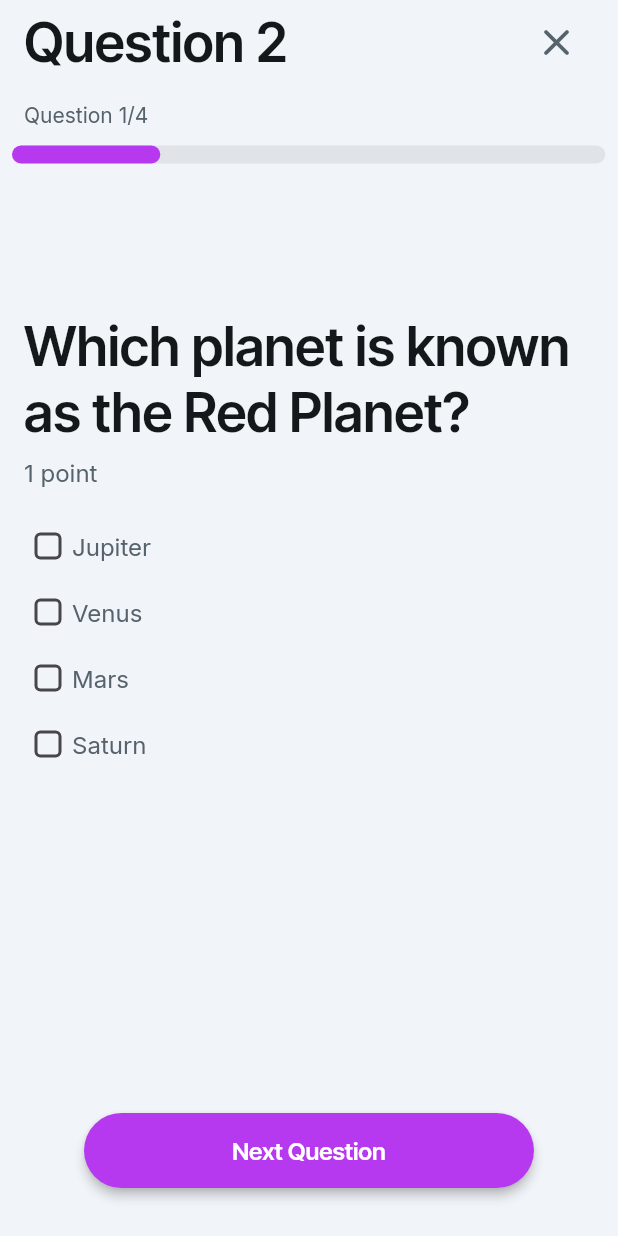
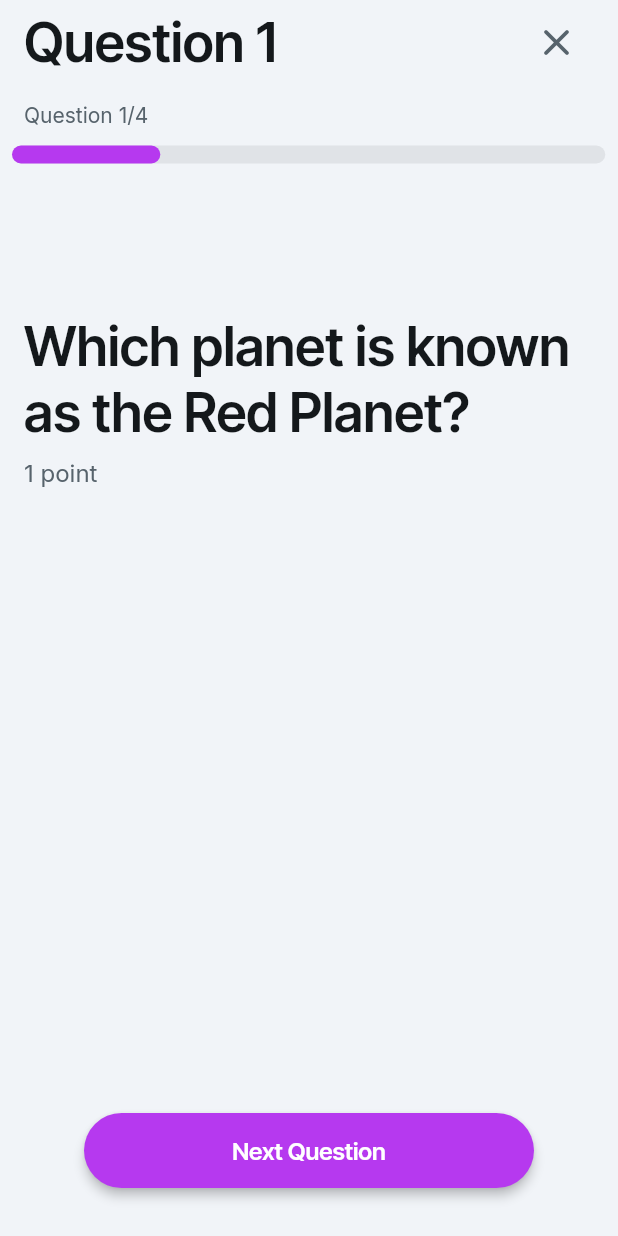
Before and after one commit to Ruby510/FullyHacks-2025, a Flutter app: the screen it shows after launch, after a tap on "Track Launch", on a phone screen of 412 x 824 dp. Run offline on Flutter 3.47's test engine with Material 3 defaults, Android fonts, the phone set to English and light mode, and no system bars; drawn by our look-alikes of auto_size_text, flutter_animate, percent_indicator; our stand-ins replace firebase_core, font_awesome_flutter, from_css_color, go_router, google_fonts, lottie and 3 more; missing offline and left inert: json_path; accounts and stored records are empty; network calls fail.

Commit message:
Updating navigation

```diff
--- /dev/null
+++ b/lib/app_state.dart
@@ -0,0 +1,57 @@
+import 'package:flutter/material.dart';
+
+class FFAppState extends ChangeNotifier {
+  static FFAppState _instance = FFAppState._internal();
+
+  factory FFAppState() {
+    return _instance;
+  }
+
+  FFAppState._internal();
+
+  static void reset() {
+    _instance = FFAppState._internal();
+  }
+
+  Future initializePersistedState() async {}
+
+  void update(VoidCallback callback) {
+    callback();
+    notifyListeners();
+  }
+
+  List<String> _selectedAnswer = [];
+  List<String> get selectedAnswer => _selectedAnswer;
+  set selectedAnswer(List<String> value) {
+    _selectedAnswer = value;
+  }
+
+  void addToSelectedAnswer(String value) {
+    selectedAnswer.add(value);
+  }
+
+  void removeFromSelectedAnswer(String value) {
+    selectedAnswer.remove(value);
+  }
+
+  void removeAtIndexFromSelectedAnswer(int index) {
+    selectedAnswer.removeAt(index);
+  }
+
+  void updateSelectedAnswerAtIndex(
+    int index,
+    String Function(String) updateFn,
+  ) {
+    selectedAnswer[index] = updateFn(_selectedAnswer[index]);
+  }
+
+  void insertAtIndexInSelectedAnswer(int index, String value) {
+    selectedAnswer.insert(index, value);
+  }
+
+  int _score = 0;
+  int get score => _score;
+  set score(int value) {
+    _score = value;
+  }
+}
--- a/lib/components/custom3_widget.dart
+++ b/lib/components/custom3_widget.dart
@@ -1,5 +1,6 @@
 import '/flutter_flow/flutter_flow_theme.dart';
 import '/flutter_flow/flutter_flow_util.dart';
+import '/index.dart';
 import 'package:flutter/material.dart';
 import 'custom3_model.dart';
 export 'custom3_model.dart';
@@ -44,6 +45,14 @@ class _Custom3WidgetState extends State<Custom3Widget> {
         children: [
           Padding(
             padding: EdgeInsetsDirectional.fromSTEB(0.0, 0.0, 200.0, 0.0),
+            child: InkWell(
+              splashColor: Colors.transparent,
+              focusColor: Colors.transparent,
+              hoverColor: Colors.transparent,
+              highlightColor: Colors.transparent,
+              onTap: () async {
+                context.pushNamed(QuizPageWidget.routeName);
+              },
               child: Container(
                 width: 0.0,
                 height: 100.0,
@@ -56,6 +65,14 @@ class _Custom3WidgetState extends State<Custom3Widget> {
                     topRight: Radius.circular(12.0),
                   ),
                 ),
+                child: InkWell(
+                  splashColor: Colors.transparent,
+                  focusColor: Colors.transparent,
+                  hoverColor: Colors.transparent,
+                  highlightColor: Colors.transparent,
+                  onTap: () async {
+                    context.pushNamed(QuizPageWidget.routeName);
+                  },
                   child: ClipRRect(
                     borderRadius: BorderRadius.circular(8.0),
                     child: Image.network(
@@ -63,6 +80,8 @@ class _Custom3WidgetState extends State<Custom3Widget> {
                       width: 200.0,
                       height: 200.0,
                       fit: BoxFit.scaleDown,
+                    ),
+                  ),
                 ),
               ),
             ),
@@ -80,10 +99,19 @@ class _Custom3WidgetState extends State<Custom3Widget> {
                       fontWeight: FontWeight.w500,
                     ),
               ),
-              Icon(
+              InkWell(
+                splashColor: Colors.transparent,
+                focusColor: Colors.transparent,
+                hoverColor: Colors.transparent,
+                highlightColor: Colors.transparent,
+                onTap: () async {
+                  context.pushNamed(QuizPageWidget.routeName);
+                },
+                child: Icon(
                   Icons.arrow_forward_sharp,
                   color: FlutterFlowTheme.of(context).primaryBackground,
                   size: 24.0,
+                ),
               ),
             ],
           ),
--- a/lib/flutter_flow/flutter_flow_util.dart
+++ b/lib/flutter_flow/flutter_flow_util.dart
@@ -17,6 +17,7 @@ import '../main.dart';
 export 'lat_lng.dart';
 export 'place.dart';
 export 'uploaded_file.dart';
+export '../app_state.dart';
 export 'flutter_flow_model.dart';
 export 'dart:math' show min, max;
 export 'dart:typed_data' show Uint8List;
--- a/lib/main.dart
+++ b/lib/main.dart
@@ -1,3 +1,4 @@
+import 'package:provider/provider.dart';
 import 'package:flutter/material.dart';
 
 import 'package:flutter_localizations/flutter_localizations.dart';
@@ -15,7 +16,13 @@ void main() async {
 
   await FlutterFlowTheme.initialize();
 
-  runApp(MyApp());
+  final appState = FFAppState(); // Initialize FFAppState
+  await appState.initializePersistedState();
+
+  runApp(ChangeNotifierProvider(
+    create: (context) => appState,
+    child: MyApp(),
+  ));
 }
 
 class MyApp extends StatefulWidget {
--- a/lib/pages/home_page/home_page_widget.dart
+++ b/lib/pages/home_page/home_page_widget.dart
@@ -47,7 +47,7 @@ class _HomePageWidgetState extends State<HomePageWidget> {
       },
       child: Scaffold(
         key: scaffoldKey,
-        backgroundColor: Color(0xBA2E0D6E),
+        backgroundColor: Color(0xBA950DCC),
         body: SafeArea(
           top: true,
           child: Stack(
--- a/lib/quiz/quiz_page/quiz_page_widget.dart
+++ b/lib/quiz/quiz_page/quiz_page_widget.dart
@@ -9,6 +9,7 @@ import '/index.dart';
 import 'package:flutter/material.dart';
 import 'package:flutter_animate/flutter_animate.dart';
 import 'package:percent_indicator/percent_indicator.dart';
+import 'package:provider/provider.dart';
 import 'quiz_page_model.dart';
 export 'quiz_page_model.dart';
 
@@ -111,6 +112,8 @@ class _QuizPageWidgetState extends State<QuizPageWidget>
 
   @override
   Widget build(BuildContext context) {
+    context.watch<FFAppState>();
+
     return GestureDetector(
       onTap: () {
         FocusScope.of(context).unfocus();
@@ -123,7 +126,7 @@ class _QuizPageWidgetState extends State<QuizPageWidget>
           backgroundColor: FlutterFlowTheme.of(context).primaryBackground,
           automaticallyImplyLeading: false,
           title: Text(
-            'Question 2',
+            'Question 1',
             style: FlutterFlowTheme.of(context).displaySmall.override(
                   fontFamily: 'Inter Tight',
                   letterSpacing: 0.0,
@@ -143,8 +146,10 @@ class _QuizPageWidgetState extends State<QuizPageWidget>
                   color: FlutterFlowTheme.of(context).secondaryText,
                   size: 30.0,
                 ),
-                onPressed: () {
-                  print('IconButton pressed ...');
+                onPressed: () async {
+                  Navigator.pop(context);
+
+                  context.pushNamed(HomePageWidget.routeName);
                 },
               ),
             ),
@@ -238,6 +243,13 @@ class _QuizPageWidgetState extends State<QuizPageWidget>
                             child: Row(
                               mainAxisSize: MainAxisSize.max,
                               children: [
+                                if (valueOrDefault<bool>(
+                                      FFAppState()
+                                          .selectedAnswer
+                                          .contains('Mars'),
+                                      false,
+                                    ) &&
+                                    (FFAppState().score == 1))
                                   Expanded(
                                     child: Padding(
                                       padding: EdgeInsetsDirectional.fromSTEB(
@@ -249,8 +261,13 @@ class _QuizPageWidgetState extends State<QuizPageWidget>
                                           'Mars',
                                           'Saturn'
                                         ],
-                                      onChanged: (val) => safeSetState(() =>
-                                          _model.checkboxGroupValues = val),
+                                        onChanged: (val) async {
+                                          safeSetState(() =>
+                                              _model.checkboxGroupValues = val);
+                                          FFAppState().selectedAnswer =
+                                              [].toList().cast<String>();
+                                          safeSetState(() {});
+                                        },
                                         controller: _model
                                                 .checkboxGroupValueController ??=
                                             FormFieldController<List<String>>(
--- a/lib/quiz/quiz_page2/quiz_page2_widget.dart
+++ b/lib/quiz/quiz_page2/quiz_page2_widget.dart
@@ -143,8 +143,8 @@ class _QuizPage2WidgetState extends State<QuizPage2Widget>
                   color: FlutterFlowTheme.of(context).secondaryText,
                   size: 30.0,
                 ),
-                onPressed: () {
-                  print('IconButton pressed ...');
+                onPressed: () async {
+                  context.pushNamed(HomePageWidget.routeName);
                 },
               ),
             ),
```
Also changed, not shown: lib/quiz/quiz_page3/quiz_page3_widget.dart (+4 -4 lines), lib/quiz/quiz_page4/quiz_page4_widget.dart (+4 -4 lines). Lines whose indentation alone changed are shown as unchanged.
